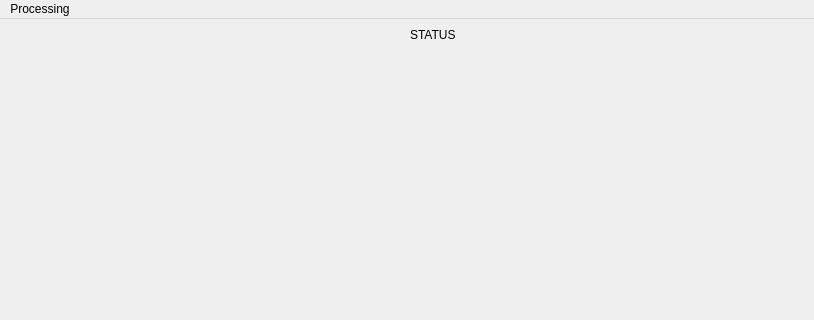
Old version of the form pysilcam/silcamgui/SilCam.ui in the repository SINTEF/PySilCam; both pictures show x 0 to 814 and y 0 to 320 of the 814 by 703 pixel window.
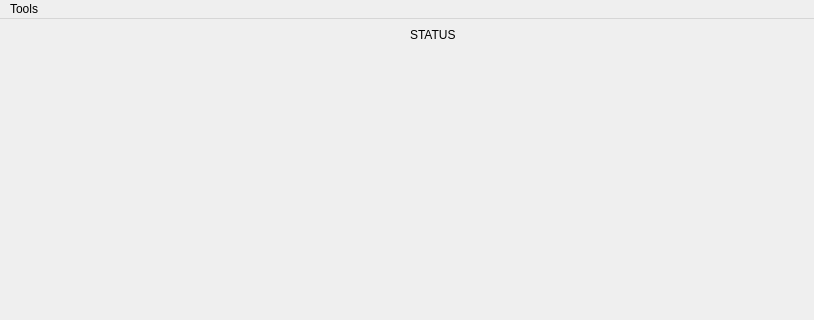
New version of the form.

Diff of the .ui file:
```diff
--- a/pysilcam/silcamgui/SilCam.ui
+++ b/pysilcam/silcamgui/SilCam.ui
@@ -57,7 +57,7 @@
      <bool>true</bool>
     </property>
     <property name="title">
-     <string>Processing</string>
+     <string>Tools</string>
     </property>
     <addaction name="actionConvert_silc_to_bmp"/>
     <addaction name="actionExport_summary_data"/>
```
Left out of the diff: 10 changed lines with no effect on the pictures.
